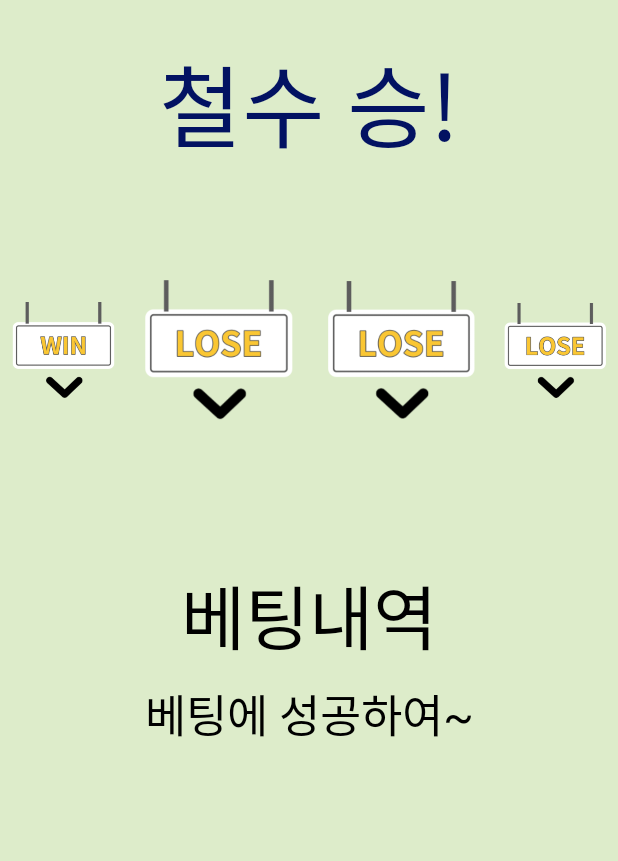
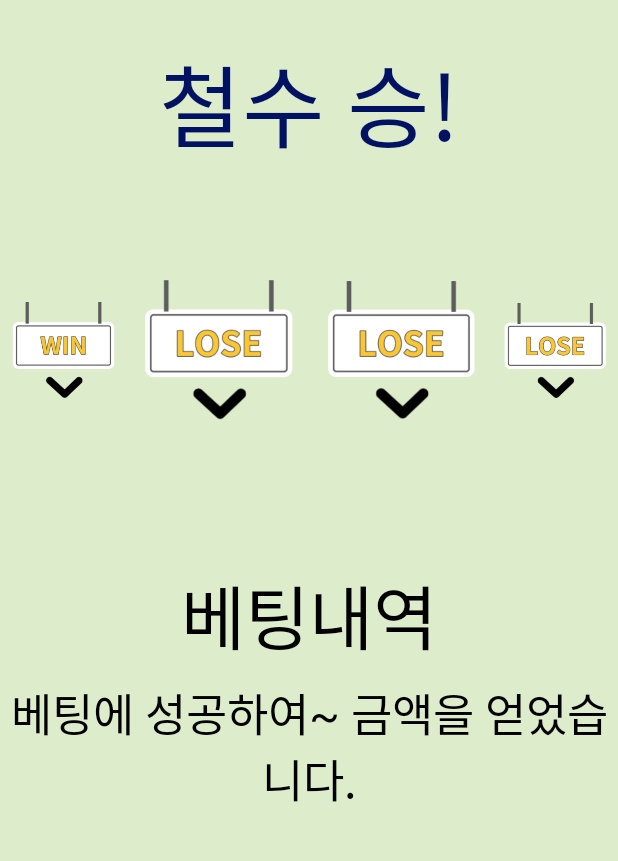
Before and after one commit to DongMin-0604/Mento_Menti_App, an Android app: the RunningActivity screen opened directly, with no data from a screen before it, on a phone screen of 412 x 824 dp, the part 300-1161 px from its top. Run offline under Robolectric (Android 15) with nearby library versions, the phone set to English and light mode, and no system bars.

Commit message:
코드 가독성 및 UI 수정

```diff
--- a/app/src/main/res/layout/activity_game_running.xml
+++ b/app/src/main/res/layout/activity_game_running.xml
@@ -99,7 +99,7 @@
         android:fontFamily="@font/eicedigitalbaeum_regular"
         android:gravity="center_horizontal"
         android:textSize="45px"
-        android:text="베팅에 성공하여~"
+        android:text="베팅에 성공하여~ 금액을 얻었습니다."
         android:textColor="@color/black"
         app:layout_constraintEnd_toEndOf="parent"
         app:layout_constraintHorizontal_bias="0.0"
```
